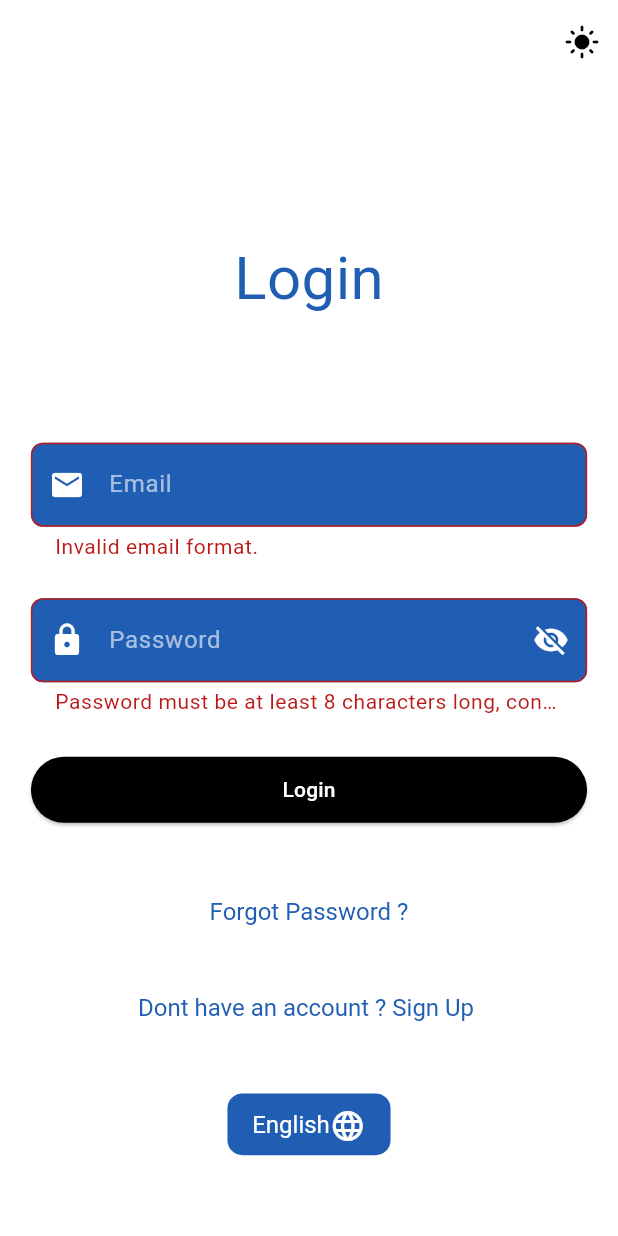
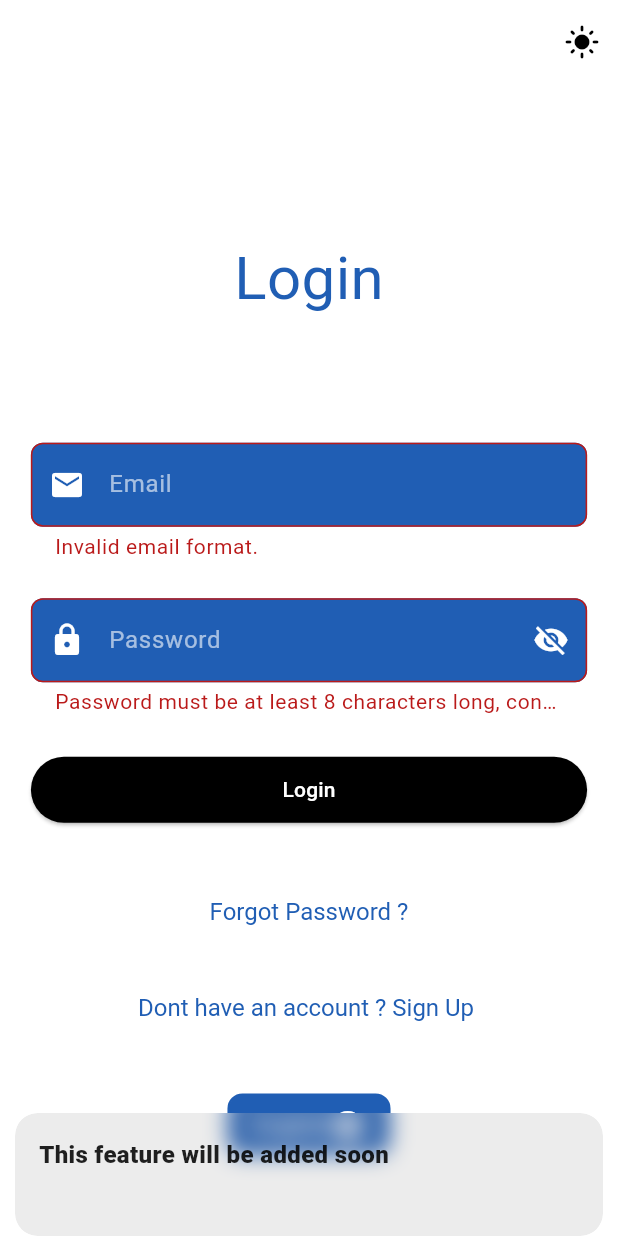
Before and after one commit to qutaiba-kot/Graduation-proj, a Flutter app: the screen it shows after launch, after a tap on "Login", after a tap on "Forgot Password ?", on a phone screen of 412 x 824 dp. Run offline on Flutter 3.47's test engine with Material 3 defaults, Android fonts, the phone set to English and light mode, and no system bars; our stand-ins replace audioplayers, geolocator, get, get_storage, google_maps_flutter, image_picker and 1 more; accounts and stored records are empty.

Commit message:
eception handlling in sign ip and log in and som translations

```diff
--- a/lib/app/AppTranslations/ar.dart
+++ b/lib/app/AppTranslations/ar.dart
@@ -19,16 +19,19 @@ const Map<String, String> ar = {
   'theme_switcher': 'تغيير الثيم',
   'Dont have an account ? Sign Up ': 'ليس لديط حساب ؟ إنشاء حساب ',
   'Already have an account? Login': 'لديط حساب بالفعل ؟ تسجيل الدخول',
-  'Please enter the 6-digit code sent to your phone': 'الرجاء إدخال الرمز المكون من 6 خانات المرسل الى هاتفك',
+  'Please enter the 6-digit code sent to your phone':
+      'الرجاء إدخال الرمز المكون من 6 خانات المرسل الى هاتفك',
   'archive': 'الأرشيف',
   'settings': 'الإعدادات',
   'reset_password': 'إعادة تعيين كلمة السر',
-  'Enter your email to reset your password': 'ادخل البريد الإلكتروني لإعادة تعيين كلمة المرور',
+  'Enter your email to reset your password':
+      'ادخل البريد الإلكتروني لإعادة تعيين كلمة المرور',
   'Send Reset Link': 'إعادة ارسال الرابط',
   'delete_account': 'حذف الحساب',
   'theme': 'السمة',
   'notifications': 'الإشعارات',
-  'Please enter the 6-digit code sent to your email': 'رجاءا ادخل الرمز المكون من 6 خانات المرسل الى بريدك',
+  'Please enter the 6-digit code sent to your email':
+      'رجاءا ادخل الرمز المكون من 6 خانات المرسل الى بريدك',
   'user name': 'اسم المستخدم',
   'help': 'المساعدة',
   'Call Us': 'اتصل بنا ',
@@ -40,7 +43,8 @@ const Map<String, String> ar = {
   'Construction': 'أعمال البناء',
   'report': 'رفع شكوى',
   'pick the type of the report': 'إختر نوع الشكوى',
-  'Write a brief description of the problem...': 'اكتب وصفاً مختصراً للمشكلة...',
+  'Write a brief description of the problem...':
+      'اكتب وصفاً مختصراً للمشكلة...',
   'Attach a photo:': 'إرفاق صورة:',
   'Take a photo': 'التقاط صورة',
   'Choose from the gallery': 'اختيار من المعرض',
@@ -63,28 +67,49 @@ const Map<String, String> ar = {
   "Congratulations!": "تهانينا!",
   "You have reached your destination.": "لقد وصلت إلى وجهتك.",
   'Login Failed': 'فشل في تسجيل الدخول',
-  'Invalid email or password. Please try again.': 'بريد إلكتروني أو كلمة مرور غير صالحة. يرجى المحاولة مرة أخرى.',
+  'Invalid email or password. Please try again.':
+      'بريد إلكتروني أو كلمة مرور غير صالحة. يرجى المحاولة مرة أخرى.',
   'Error': 'خطأ',
-  "Invalid OTP. Please try again.": "كلمة المرور لمرة واحدة غير صالحة. يرجى المحاولة مرة أخرى.",
+  "Invalid OTP. Please try again.":
+      "كلمة المرور لمرة واحدة غير صالحة. يرجى المحاولة مرة أخرى.",
   "OTP Sent": "تم إرسال كلمة المرور لمرة واحدة",
-  "A new OTP has been sent to your phone.": "تم إرسال كلمة مرور لمرة واحدة جديدة إلى هاتفك.",
+  "A new OTP has been sent to your phone.":
+      "تم إرسال كلمة مرور لمرة واحدة جديدة إلى هاتفك.",
   "Please enter a valid email address.": "يرجى إدخال عنوان بريد إلكتروني صالح.",
   "Location access denied": "تم رفض الوصول إلى الموقع",
-  "An error occurred while getting directions:": "حدث خطأ أثناء الحصول على الاتجاهات:",
-  "An error occurred while submitting the complaint:": "حدث خطأ أثناء إرسال الشكوى:",
+  "An error occurred while getting directions:":
+      "حدث خطأ أثناء الحصول على الاتجاهات:",
+  "An error occurred while submitting the complaint:":
+      "حدث خطأ أثناء إرسال الشكوى:",
   "success": "نجاح",
   "No image is chosen.": "لم يتم اختيار صورة.",
   "The image was successfully selected!": "تم اختيار الصورة بنجاح!",
   "An error occurred while choosing the image:": "حدث خطأ أثناء اختيار الصورة:",
-  "The current location has been successfully determined!": "تم تحديد الموقع الحالي بنجاح!",
+  "The current location has been successfully determined!":
+      "تم تحديد الموقع الحالي بنجاح!",
   "Complaint sent successfully": "تم إرسال الشكوى بنجاح",
   "Account": "الحساب",
   "Account deleted successfully": "تم حذف الحساب بنجاح",
   "Please pay attention": "يرجى الانتباه",
-  "You are close to a note on the way ahead of you!" : "انت قريب على ملاحظة في الطريق امامك",
-  "For any comments or problems please contact" : "لأي ملاحظات او مشاكل  يرجى الاتصال على",
-"Score" : "تقييمي",
-"My total reports" : "الشكاوي الخاصة بي",
-"user id" : "الرقم التعريفي",
-"This feature will be added soon": "سيتم اضافة هذه الخاصية قريبا",
+  "You are close to a note on the way ahead of you!":
+      "انت قريب على ملاحظة في الطريق امامك",
+  "For any comments or problems please contact":
+      "لأي ملاحظات او مشاكل  يرجى الاتصال على",
+  "Score": "تقييمي",
+  "My total reports": "الشكاوي الخاصة بي",
+  "user id": "الرقم التعريفي",
+  "This feature will be added soon": "سيتم اضافة هذه الخاصية قريبا",
+  "Phone must start with +962 and contain 9 digits.":
+      "يجب أن يبدأ الهاتف بـ +962 ويحتوي على 9 أرقام.",
+  "Invalid email format.": "صيغة البريد الإلكتروني غير صالحة.",
+  "Name must contain only letters and spaces.":
+      "يجب أن يحتوي الاسم على أحرف فقط ومسافات.",
+  "Password must be at least 8 characters long, contain uppercase letters, numbers, and special characters.":
+      "يجب أن تحتوي كلمة المرور على الأقل على 8 خانات، مع أحرف كبيرة، أرقام، ورموز خاصة.",
+  "Unexpected error occurred during sign-up.":
+      "حدث خطأ غير متوقع أثناء التسجيل.",
+  "Please correct the errors before proceeding.":
+      "يرجى تصحيح الأخطاء قبل المتابعة.",
+  "The email or phone number is used before":
+      "ان الايميل او رقم الهاتف مستعملين من قبل",
 };
--- a/lib/app/AppTranslations/en.dart
+++ b/lib/app/AppTranslations/en.dart
@@ -100,5 +100,11 @@ const Map<String, String> en = {
 "My total reports" : "My total reports",
 "user id" : "User ID",
 "This feature will be added soon": "This feature will be added soon",
-
+"Phone must start with +962 and contain 9 digits." : "Phone must start with +962 and contain 9 digits.",
+  "Invalid email format." : "Invalid email format.",
+  "Name must contain only letters and spaces." : "Name must contain only letters and spaces.",
+  "Password must be at least 8 characters long, contain uppercase letters, numbers, and special characters." : "Password must be at least 8 characters long, contain uppercase letters, numbers, and special characters.",
+  "Unexpected error occurred during sign-up." : "Unexpected error occurred during sign-up.",
+"Please correct the errors before proceeding." : "Please correct the errors before proceeding.",
+"The email or phone number is used before" : "The email or phone number is used before",
 };
--- a/lib/app/modules/auth/controllers/login_controller.dart
+++ b/lib/app/modules/auth/controllers/login_controller.dart
@@ -29,7 +29,7 @@ class LoginController extends GetxController {
 
     if (!hasUppercase || !hasDigits || !hasSpecialCharacters || !hasMinLength) {
       passwordError.value =
-          "Password must be at least 8 characters long, contain uppercase letters, numbers, and special characters.";
+          "Password must be at least 8 characters long, contain uppercase letters, numbers, and special characters.".tr;
       print("Password validation failed: ${passwordError.value}");
       return false;
     }
--- a/lib/app/modules/auth/views/login_view.dart
+++ b/lib/app/modules/auth/views/login_view.dart
@@ -117,7 +117,7 @@ class LoginView extends StatelessWidget {
                           Get.snackbar(
                             "Error".tr,
                             "Please correct the errors before proceeding.".tr,
-                            snackPosition: SnackPosition.TOP,
+                            snackPosition: SnackPosition.BOTTOM,
                           );
                         }
                       },
@@ -128,7 +128,11 @@ class LoginView extends StatelessWidget {
             SizedBox(height: getHeight(context, 0.04)),
             CustomTextButton(
               text: 'forgot_password'.tr,
-              onPressed: () => {},
+              onPressed: () => {Get.snackbar(
+                  "This feature will be added soon".tr,
+                  "",
+                  snackPosition: SnackPosition.BOTTOM,
+                )},
               backgroundColor: Theme.of(context).colorScheme.background,
               textColor: Theme.of(context).colorScheme.primary,
             ),
--- a/lib/app/modules/reportation/controllers/reportation_controller.dart
+++ b/lib/app/modules/reportation/controllers/reportation_controller.dart
@@ -45,6 +45,7 @@ class ReportationController extends GetxController {
       );
     }
   }
+
   Future<void> getCurrentLocation() async {
     try {
       LocationPermission permission = await Geolocator.checkPermission();
@@ -84,6 +85,7 @@ class ReportationController extends GetxController {
       );
     }
   }
+
   final List<HazardType> problemTypes = HazardTypeService.getHazardTypes();
   Future<void> submitComplaint() async {
     try {
@@ -155,6 +157,7 @@ class ReportationController extends GetxController {
       print("♻️ إعادة تعيين الحقول...");
       resetForm();
       print("✅ تم إعادة تعيين الحقول بنجاح.");
+      Get.toNamed('/map');
     } catch (e, stackTrace) {
       print("❌ Error during complaint submission: $e");
       print("📚 Stack trace: $stackTrace");
@@ -167,6 +170,7 @@ class ReportationController extends GetxController {
       );
     }
   }
+
   Future<int> _insertLocation() async {
     print("📍 محاولة إدراج الموقع...");
     try {
@@ -192,6 +196,7 @@ class ReportationController extends GetxController {
       rethrow;
     }
   }
+
   Future<String> _uploadImage(File image) async {
     print("📤 بدء رفع الصورة إلى Storage...");
     try {
@@ -220,6 +225,7 @@ class ReportationController extends GetxController {
       throw Exception("Failed to upload image: $e");
     }
   }
+
   void resetForm() {
     selectedProblemId.value = 0;
     descriptionController.clear();
```
Also changed, not shown: lib/app/modules/auth/controllers/signup_controller.dart (+7 -7 lines).
